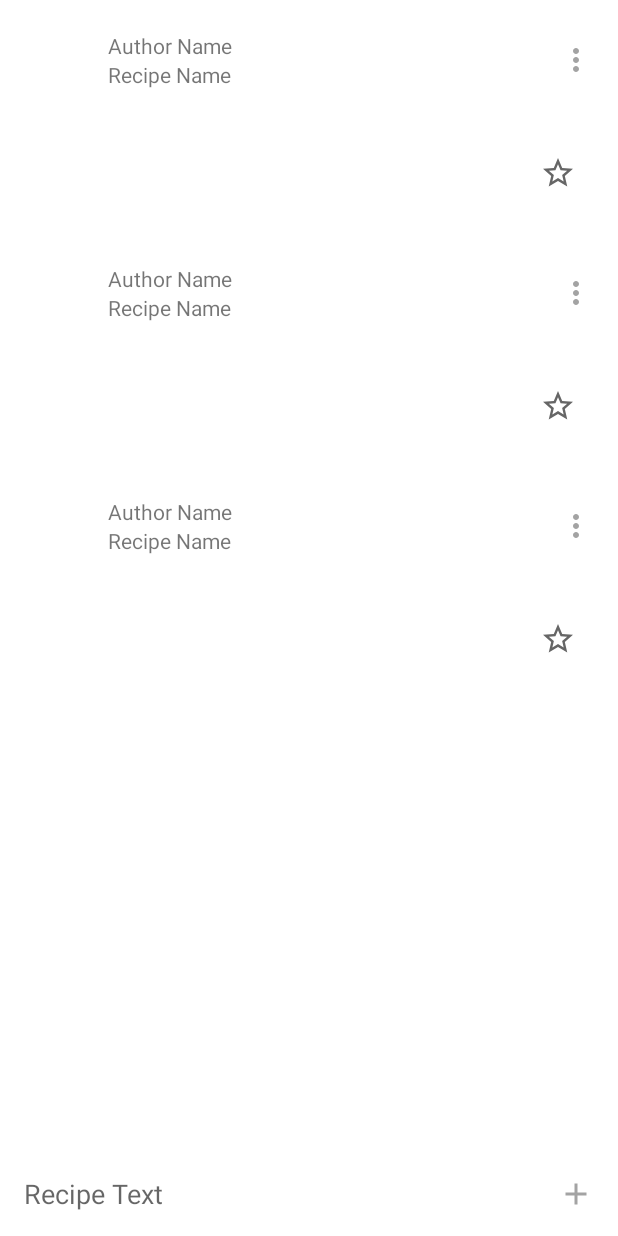
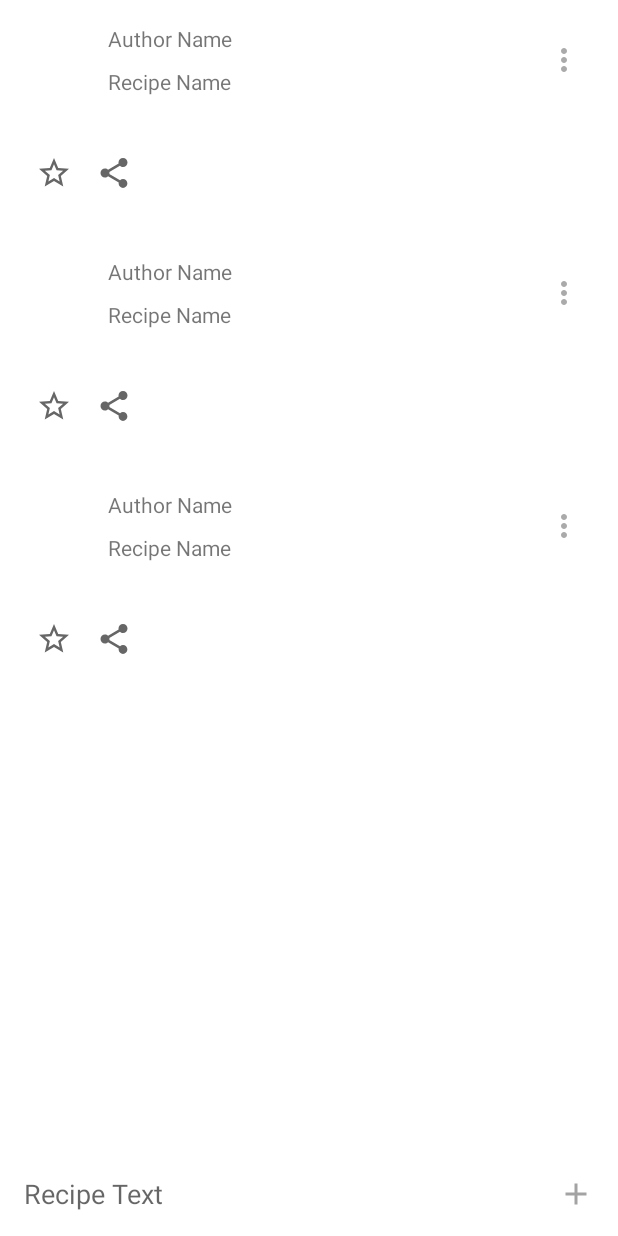
Before and after one commit to text-code/Recipes, an Android app: the layout activity_main.xml on its own in the app's theme, with its tools: preview values and no code run, on a phone screen of 412 x 824 dp. Run offline under Robolectric (Android 15) with nearby library versions, the phone set to English and light mode, and no system bars.

Commit message:
data storage

```diff
--- a/app/src/main/java/ru/netology/recipes/adapter/RecipeAdapter.kt
+++ b/app/src/main/java/ru/netology/recipes/adapter/RecipeAdapter.kt
@@ -52,6 +52,8 @@ internal class RecipeAdapter(
 
         init {
             binding.favorite.setOnClickListener { listener.onFavoriteClicked(recipe) }
+            binding.share.setOnClickListener { listener.onShareClicked(recipe) }
+            binding.menu.setOnClickListener { popupMenu.show() }
         }
 
         fun bind(recipe: Recipe) {
@@ -62,7 +64,7 @@ internal class RecipeAdapter(
                 recipeName.text = recipe.recipeName
                 recipeContent.text = recipe.content
                 favorite.isChecked = recipe.favorite
-                menu.setOnClickListener { popupMenu.show() }
+                share.isChecked = recipe.share
             }
         }
     }
--- a/app/src/main/java/ru/netology/recipes/adapter/RecipeInteractionListener.kt
+++ b/app/src/main/java/ru/netology/recipes/adapter/RecipeInteractionListener.kt
@@ -4,6 +4,7 @@ import ru.netology.recipes.utilsDO.Recipe
 
 interface RecipeInteractionListener {
     fun onFavoriteClicked(recipe: Recipe)
+    fun onShareClicked(recipe: Recipe)
     fun onDeleteClicked(recipe: Recipe)
     fun onEditClicked(recipe: Recipe)
 }
--- a/app/src/main/java/ru/netology/recipes/data/RecipeRepository.kt
+++ b/app/src/main/java/ru/netology/recipes/data/RecipeRepository.kt
@@ -8,6 +8,7 @@ interface RecipeRepository {
     val data: LiveData<List<Recipe>>
 
     fun favorite(recipeId: Long)
+    fun share(recipeId: Long)
     fun save(recipe: Recipe)
     fun delete(recipeId: Long)
 
--- a/app/src/main/java/ru/netology/recipes/utilsDO/Recipe.kt
+++ b/app/src/main/java/ru/netology/recipes/utilsDO/Recipe.kt
@@ -1,9 +1,13 @@
 package ru.netology.recipes.utilsDO
 
+import kotlinx.serialization.Serializable
+
+@Serializable
 data class Recipe(
     val id: Long,
     val authorName: String,
     val recipeName: String,
     val content: String,
-    val favorite: Boolean = false
+    val favorite: Boolean = false,
+    val share: Boolean = false
 )
--- /dev/null
+++ b/app/src/main/res/drawable/ic_share_24dp.xml
@@ -0,0 +1,5 @@
+<vector android:height="24dp" android:tint="#A3A3A3"
+    android:viewportHeight="24" android:viewportWidth="24"
+    android:width="24dp" xmlns:android="http://schemas.android.com/apk/res/android">
+    <path android:fillColor="@android:color/white" android:pathData="M18,16.08c-0.76,0 -1.44,0.3 -1.96,0.77L8.91,12.7c0.05,-0.23 0.09,-0.46 0.09,-0.7s-0.04,-0.47 -0.09,-0.7l7.05,-4.11c0.54,0.5 1.25,0.81 2.04,0.81 1.66,0 3,-1.34 3,-3s-1.34,-3 -3,-3 -3,1.34 -3,3c0,0.24 0.04,0.47 0.09,0.7L8.04,9.81C7.5,9.31 6.79,9 6,9c-1.66,0 -3,1.34 -3,3s1.34,3 3,3c0.79,0 1.5,-0.31 2.04,-0.81l7.12,4.16c-0.05,0.21 -0.08,0.43 -0.08,0.65 0,1.61 1.31,2.92 2.92,2.92 1.61,0 2.92,-1.31 2.92,-2.92s-1.31,-2.92 -2.92,-2.92z"/>
+</vector>
--- a/app/src/main/res/layout/activity_main.xml
+++ b/app/src/main/res/layout/activity_main.xml
@@ -12,7 +12,7 @@
         app:layoutManager="androidx.recyclerview.widget.LinearLayoutManager"
         app:layout_constraintBottom_toTopOf="@id/content_barrier_top"
         app:layout_constraintTop_toTopOf="parent"
-        tools:context=".MainActivity"
+        tools:context=".activity.MainActivity"
         tools:listitem="@layout/recipe" />
 
     <androidx.constraintlayout.widget.Barrier
--- /dev/null
+++ b/app/src/main/res/layout/intent_handler_activity.xml
@@ -0,0 +1,6 @@
+<?xml version="1.0" encoding="utf-8"?>
+<FrameLayout xmlns:android="http://schemas.android.com/apk/res/android"
+    xmlns:tools="http://schemas.android.com/tools"
+    android:layout_width="match_parent"
+    android:layout_height="match_parent"
+    tools:context=".activity.IntentHandlerActivity" />
--- a/app/src/main/res/layout/recipe.xml
+++ b/app/src/main/res/layout/recipe.xml
@@ -5,7 +5,7 @@
     android:layout_width="match_parent"
     android:layout_height="wrap_content"
     android:padding="16dp"
-    tools:context=".MainActivity">
+    tools:context=".activity.MainActivity">
 
     <androidx.appcompat.widget.AppCompatImageView
         android:id="@+id/food_image"
@@ -42,44 +42,53 @@
         app:layout_constraintTop_toBottomOf="@id/author_name"
         tools:text="Recipe Name" />
 
-    <androidx.appcompat.widget.AppCompatImageButton
+    <com.google.android.material.button.MaterialButton
         android:id="@+id/menu"
+        style="@style/Widget.AppThem.OptionButton"
         android:layout_width="wrap_content"
         android:layout_height="wrap_content"
-        android:src="@drawable/ic_more_vert_24dp"
-        android:background="@android:color/transparent"
         app:layout_constraintBottom_toBottomOf="@id/recipe_name"
         app:layout_constraintEnd_toEndOf="parent"
         app:layout_constraintStart_toEndOf="@id/author_name"
         app:layout_constraintTop_toTopOf="@id/author_name" />
 
     <androidx.constraintlayout.widget.Barrier
-        android:id="@+id/barrier_over_text"
+        android:id="@+id/barrier_over_content"
         android:layout_width="wrap_content"
         android:layout_height="wrap_content"
         app:barrierDirection="bottom"
-        app:constraint_referenced_ids="food_image, recipe_name, menu"
-        />
+        app:constraint_referenced_ids="food_image, recipe_name, menu" />
 
     <androidx.appcompat.widget.AppCompatTextView
         android:id="@+id/recipe_content"
         android:layout_width="match_parent"
         android:layout_height="wrap_content"
-        app:layout_constraintTop_toTopOf="@id/barrier_over_text"
         android:layout_marginTop="8dp"
-        />
+        app:layout_constraintTop_toTopOf="@id/barrier_over_content" />
 
-    <com.google.android.material.checkbox.MaterialCheckBox
-        android:id="@+id/favorite"
+    <androidx.constraintlayout.widget.Barrier
+        android:id="@+id/barrier_under_content"
         android:layout_width="wrap_content"
         android:layout_height="wrap_content"
-        android:button="@drawable/ic_favorite_24dp"
-        android:buttonTint="@color/favorite_checkbox_tint"
-        android:background="@android:color/transparent"
-        app:layout_constraintTop_toBottomOf="@id/recipe_content"
-        app:layout_constraintEnd_toEndOf="parent"
-        android:checkable="true"
+        app:barrierDirection="bottom"
+        app:constraint_referenced_ids="recipe_content" />
+
+    <com.google.android.material.button.MaterialButton
+        android:id="@+id/favorite"
+        style="@style/Widget.AppThem.FavoriteButton"
+        android:layout_width="wrap_content"
+        android:layout_height="wrap_content"
         android:contentDescription="@string/favorite"
-        />
+        app:layout_constraintStart_toStartOf="parent"
+        app:layout_constraintTop_toBottomOf="@id/barrier_under_content" />
+
+    <com.google.android.material.button.MaterialButton
+        android:id="@+id/share"
+        style="@style/Widget.AppThem.ShareButton"
+        android:layout_width="wrap_content"
+        android:layout_height="wrap_content"
+        android:contentDescription="@string/share"
+        app:layout_constraintStart_toEndOf="@id/favorite"
+        app:layout_constraintTop_toBottomOf="@id/barrier_under_content" />
 
 </androidx.constraintlayout.widget.ConstraintLayout>
--- a/app/src/main/res/values/strings.xml
+++ b/app/src/main/res/values/strings.xml
@@ -5,4 +5,5 @@
     <string name="save">Save</string>
     <string name="edit">Edit</string>
     <string name="favorite">Favorite</string>
+    <string name="share">Shere</string>
 </resources>
--- a/app/src/main/res/values/themes.xml
+++ b/app/src/main/res/values/themes.xml
@@ -13,4 +13,30 @@
         <item name="android:statusBarColor">?attr/colorPrimaryVariant</item>
         <!-- Customize your theme here. -->
     </style>
+
+    <style name="Widget.AppThem.OptionButton" parent="Widget.MaterialComponents.Button.TextButton.Icon">
+        <item name="icon">@drawable/ic_more_vert_24dp</item>
+        <item name="iconTint">@android:color/darker_gray</item>
+        <item name="rippleColor">@android:color/darker_gray</item>
+        <item name="iconPadding">0dp</item>
+        <item name="android:minWidth">0dp</item>
+    </style>
+
+    <style name="Widget.AppThem.FavoriteButton" parent="Widget.MaterialComponents.Button.TextButton.Icon">
+        <item name="icon">@drawable/ic_favorite_24dp</item>
+        <item name="iconTint">@color/favorite_checkbox_tint</item>
+        <item name="rippleColor">@color/favorite_checkbox_tint</item>
+        <item name="iconPadding">0dp</item>
+        <item name="android:minWidth">0dp</item>
+        <item name="android:checkable">true</item>
+    </style>
+
+    <style name="Widget.AppThem.ShareButton" parent="Widget.MaterialComponents.Button.TextButton.Icon">
+        <item name="icon">@drawable/ic_share_24dp</item>
+        <item name="iconTint">@color/favorite_checkbox_tint</item>
+        <item name="rippleColor">@color/favorite_checkbox_tint</item>
+        <item name="iconPadding">0dp</item>
+        <item name="android:minWidth">0dp</item>
+        <item name="android:checkable">true</item>
+    </style>
 </resources>
```
Also changed, not shown: app/build.gradle (+9 -0 lines), app/src/main/AndroidManifest.xml (+18 -2 lines), app/src/main/java/ru/netology/recipes/activity/IntentHandlerActivity.kt (added, +27 -0 lines), app/src/main/java/ru/netology/recipes/activity/MainActivity.kt (renamed from app/src/main/java/ru/netology/recipes/MainActivity.kt, +16 -1 lines), app/src/main/java/ru/netology/recipes/data/impl/FileRecipeRepository.kt (added, +94 -0 lines), app/src/main/java/ru/netology/recipes/data/impl/RecipeRepositoryInMemory.kt (+7 -0 lines), app/src/main/java/ru/netology/recipes/data/impl/SharedPrefsRecipeRepository.kt (added, +89 -0 lines), app/src/main/java/ru/netology/recipes/data/viewModel/RecipeViewModel.kt (+27 -7 lines), app/src/main/java/ru/netology/recipes/util/SingleLiveEvent.kt (added, +45 -0 lines), 1 other file.
